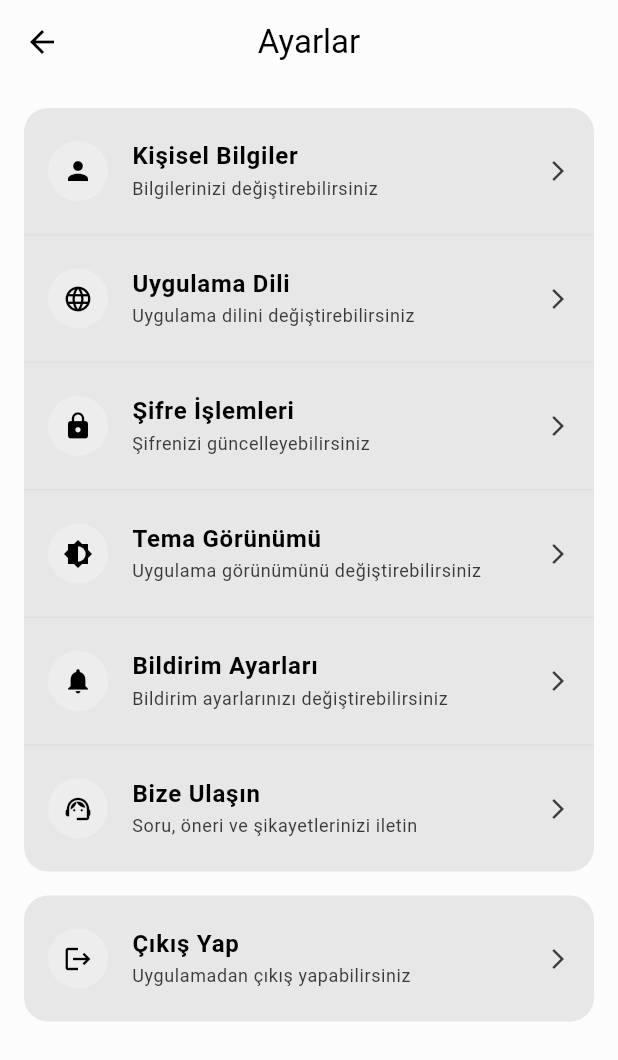
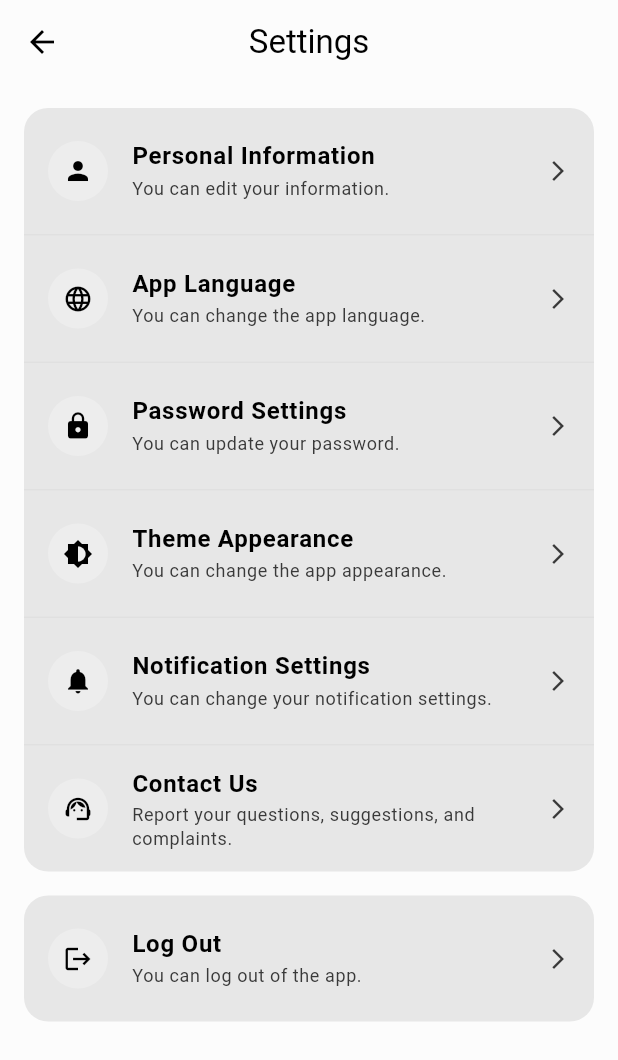
Before and after one commit to Yido1007/dorm_chef, a Flutter app: the SettingScreen screen opened directly, on a phone screen of 412 x 824 dp. Shown: the top 1060 px of the screen. Run offline on Flutter 3.47's test engine with Material 3 defaults, Android fonts, the phone set to English and light mode, and no system bars; our stand-ins replace cloud_firestore, easy_localization, firebase_auth, firebase_core, flex_color_scheme, google_sign_in and 4 more; missing offline and left inert: android_intent_plus, mobile_scanner; accounts and stored records are empty.

Commit message:
Language support added to the setting screen

```diff
--- a/asset/lang/en.json
+++ b/asset/lang/en.json
@@ -39,5 +39,20 @@
   "invalid_email": "Invalid email.",
   "wrong_password": "Wrong password.",
 
-    "settings":"Settings"
+  "settings": "Settings",
+  "personal_info": "Personal Information",
+  "personal_alt": "You can edit your information.",
+  "app_lang": "App Language",
+  "app_lang_alt": "You can change the app language.",
+  "pass": "Password Settings",
+  "pass_alt": "You can update your password.",
+  "theme": "Theme Appearance",
+  "theme_alt": "You can change the app appearance.",
+  "notification": "Notification Settings",
+  "notification_alt": "You can change your notification settings.",
+  "contact": "Contact Us",
+  "contact_alt": "Report your questions, suggestions, and complaints.",
+  "exit": "Log Out",
+  "exit_alt": "You can log out of the app."
+
 }
--- a/asset/lang/tr.json
+++ b/asset/lang/tr.json
@@ -39,5 +39,19 @@
   "invalid_email": "Geçersiz e-posta.",
   "wrong_password": "Hatalı şifre.",
 
-  "settings":"Ayarlar"
+  "settings":"Ayarlar",
+  "personal_info":"Kişisel Bilgiler",
+  "personal_alt":"Bilgilerinizi değiştirebilirsiniz.",
+  "app_lang":"Uygulama Dili",
+  "app_lang_alt":"Uygulama dilini değiştirebilirsiniz.",
+  "pass":"Şifre İşlemleri",
+  "pass_alt":"Şifrenizi güncelleyebilirsiniz.",
+  "theme":"Tema Görünümleri",
+  "theme_alt":"Uygulama görünümünüzü değiştirebilirsiniz.",
+  "notification":"Bildirim Ayarları",
+  "notification_alt":"Bildirim ayarlarınızı değiştirebilirsiniz.",
+  "contact":"Bize Ulaşın",
+  "contact_alt":"Soru, öneri ve şikayerlerinizi bildirin.",
+  "exit":"Çıkış Yap",
+  "exit_alt":"Uygulamadan çıkış yapabilirsiniz."
 }
--- a/lib/screen/static/settings.dart
+++ b/lib/screen/static/settings.dart
@@ -22,7 +22,7 @@ class SettingScreen extends StatelessWidget {
     final text = Theme.of(context).textTheme;
 
     return Scaffold(
-      appBar: AppBar(title: const Text('Ayarlar'), centerTitle: true),
+      appBar: AppBar(title: Text('settings').tr(), centerTitle: true),
       body: ListView(
         padding: const EdgeInsets.all(16),
         children: [
@@ -31,8 +31,8 @@ class SettingScreen extends StatelessWidget {
             children: [
               SettingTile(
                 icon: Icons.person,
-                title: 'Kişisel Bilgiler',
-                subtitle: 'Bilgilerinizi değiştirebilirsiniz',
+                title: 'personal_info'.tr(),
+                subtitle: 'personal_alt'.tr(),
                 onTap: () {
                   Navigator.of(context).push(
                     MaterialPageRoute(builder: (_) => const ProfileScreen()),
@@ -42,15 +42,15 @@ class SettingScreen extends StatelessWidget {
               _Divider(cs),
               SettingTile(
                 icon: Icons.language,
-                title: 'Uygulama Dili',
-                subtitle: 'Uygulama dilini değiştirebilirsiniz',
+                title: 'app_lang'.tr(),
+                subtitle: 'app_lang_alt'.tr(),
                 onTap: () => _showLanguagePicker(context),
               ),
               _Divider(cs),
               SettingTile(
                 icon: Icons.lock,
-                title: 'Şifre İşlemleri',
-                subtitle: 'Şifrenizi güncelleyebilirsiniz',
+                title: 'pass'.tr(),
+                subtitle: 'pass_alt'.tr(),
                 onTap: () {
                   Navigator.of(context).push(
                     MaterialPageRoute(
@@ -62,8 +62,8 @@ class SettingScreen extends StatelessWidget {
               _Divider(cs),
               SettingTile(
                 icon: Icons.brightness_6,
-                title: 'Tema Görünümü',
-                subtitle: 'Uygulama görünümünü değiştirebilirsiniz',
+                title: 'theme'.tr(),
+                subtitle: 'theme_alt'.tr(),
                 onTap: () {
                   showThemePicker(context);
                 },
@@ -71,8 +71,8 @@ class SettingScreen extends StatelessWidget {
               _Divider(cs),
               SettingTile(
                 icon: Icons.notifications,
-                title: 'Bildirim Ayarları',
-                subtitle: 'Bildirim ayarlarınızı değiştirebilirsiniz',
+                title: 'notification'.tr(),
+                subtitle: 'notification_alt'.tr(),
                 onTap: () {
                   Navigator.of(context).push(
                     MaterialPageRoute(
@@ -84,8 +84,8 @@ class SettingScreen extends StatelessWidget {
               _Divider(cs),
               SettingTile(
                 icon: Icons.support_agent,
-                title: 'Bize Ulaşın',
-                subtitle: 'Soru, öneri ve şikayetlerinizi iletin',
+                title: 'contact'.tr(),
+                subtitle: 'contact_alt'.tr(),
                 onTap: () {
                   contactUs(context);
                 },
@@ -97,8 +97,8 @@ class SettingScreen extends StatelessWidget {
             children: [
               SettingTile(
                 icon: Icons.logout,
-                title: 'Çıkış Yap',
-                subtitle: 'Uygulamadan çıkış yapabilirsiniz',
+                title: 'exit'.tr(),
+                subtitle: 'exit_alt'.tr(),
                 trailing: const Icon(Icons.arrow_forward_ios, size: 16),
                 onTap: () async {
                   await context.read<PantryStore>().unbind();
```
